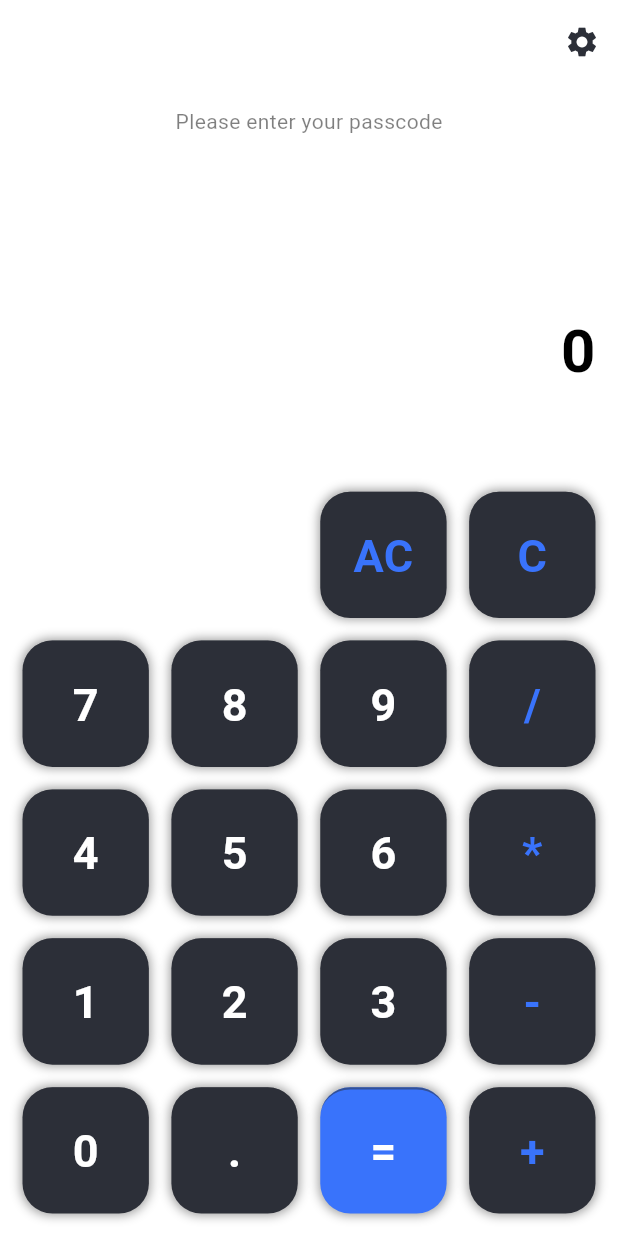
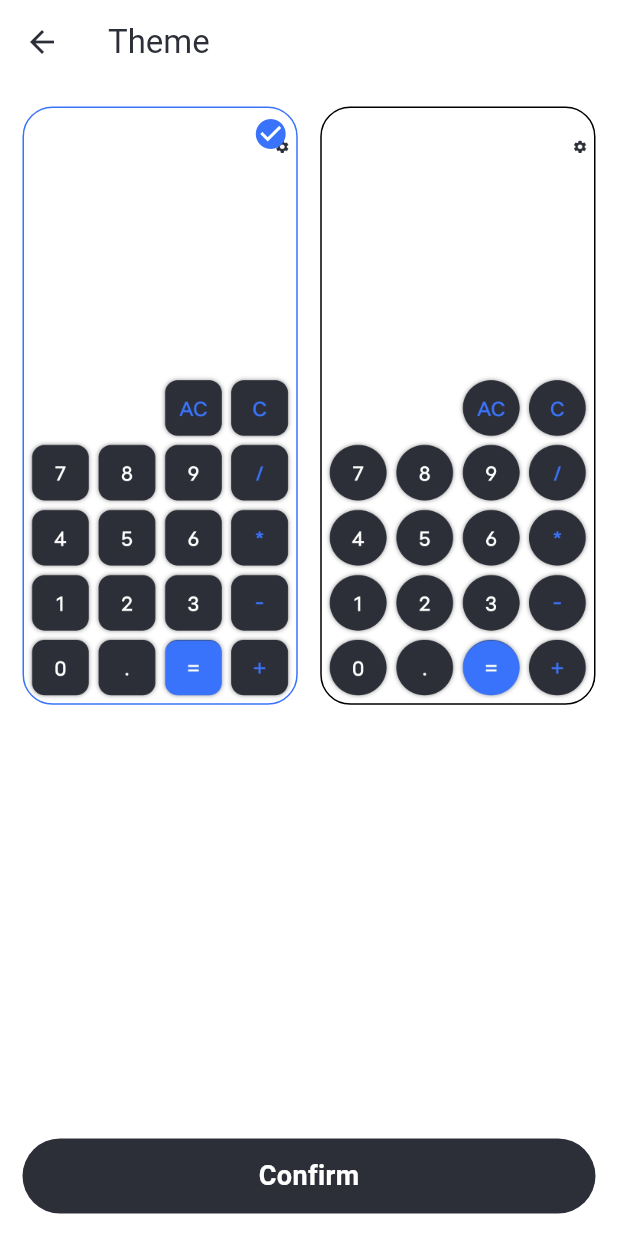
Before and after one commit to shahadat-coder/Vault-App, a Flutter app: the screen it shows after launch, scrolled down 125 dp, after a tap on "Agree & Continue", after a tap on the "settings" icon, on a phone screen of 412 x 824 dp. Run offline on Flutter 3.47's test engine with Material 3 defaults, Android fonts, the phone set to English and light mode, and no system bars; our stand-ins replace get, math_expressions, shared_preferences.

Commit message:
Theme Screen has added

```diff
--- a/lib/bindings/all_bindings.dart
+++ b/lib/bindings/all_bindings.dart
@@ -1,11 +1,12 @@
 import 'package:flutter_vault_app/controllers/calculator_controller.dart';
+import 'package:flutter_vault_app/controllers/theme_controller.dart';
 import 'package:get/get.dart';
-import 'package:get/get_instance/src/bindings_interface.dart';
 
 class AllBindings extends Bindings {
   @override
   void dependencies() {
     Get.lazyPut(()=> CalculatorController());
+    Get.lazyPut(()=> ThemeController());
   }
 
 }
--- a/lib/controllers/app_controller.dart
+++ b/lib/controllers/app_controller.dart
@@ -3,7 +3,6 @@ import 'package:flutter_vault_app/screens/calculator_screen.dart';
 import 'package:flutter_vault_app/screens/get_started.dart';
 import 'package:flutter_vault_app/utils/keys.dart';
 import 'package:get/get.dart';
-import 'package:get/get_state_manager/src/simple/get_controllers.dart';
 
 class AppController extends GetxController {
   final sharedServices = SharedServices();
--- /dev/null
+++ b/lib/controllers/theme_controller.dart
@@ -0,0 +1,16 @@
+import 'package:get/get.dart';
+
+class ThemeController extends GetxController {
+  RxInt selectedTheme = RxInt(0);
+
+  List<String> themes =  [
+    'assets/images/squre.jpg',
+    'assets/images/circle.jpg'
+  ];
+
+  changeTheme (int index){
+    selectedTheme.value = index;
+    update();
+    print('You have seleted theme ${selectedTheme.value}');
+  }
+}
--- a/lib/main.dart
+++ b/lib/main.dart
@@ -1,6 +1,9 @@
 import 'package:flutter/material.dart';
 import 'package:flutter_vault_app/bindings/all_bindings.dart';
+import 'package:flutter_vault_app/controllers/theme_controller.dart';
+import 'package:flutter_vault_app/core/services/shared_services.dart';
 import 'package:flutter_vault_app/utils/colors.dart';
+import 'package:flutter_vault_app/utils/keys.dart';
 import 'package:get/get.dart';
 import 'screens/splash_page.dart';
 import 'utils/config.dart';
@@ -10,10 +13,26 @@ void main() {
   runApp(const MyApp());
 }
 
-class MyApp extends StatelessWidget {
+class MyApp extends StatefulWidget {
   const MyApp({super.key});
 
-  // This widget is the root of your application.
+  @override
+  State<MyApp> createState() => _MyAppState();
+}
+
+class _MyAppState extends State<MyApp> {
+  final themeController = Get.put(ThemeController());
+
+  checkSelectedTheme () async {
+    SharedServices().getData(SetType.int, SharedKeys.selectedTheme).then((value){
+      themeController.selectedTheme.value = value;
+    });
+  }
+ @override
+  void initState() {
+   super.initState();
+   checkSelectedTheme ();
+  }
   @override
   Widget build(BuildContext context) {
     return GetMaterialApp(
--- a/lib/screens/calculator_screen.dart
+++ b/lib/screens/calculator_screen.dart
@@ -1,7 +1,7 @@
 import 'package:flutter/material.dart';
 import 'package:flutter_vault_app/controllers/calculator_controller.dart';
 import 'package:flutter_vault_app/widgets/custom_appBar.dart';
-import 'package:flutter_vault_app/widgets/methods/calculator_mathod.dart';
+import 'package:flutter_vault_app/widgets/methods/calculator_button.dart';
 import 'package:get/get.dart';
 
 class CalculatorScreen extends StatefulWidget {
--- /dev/null
+++ b/lib/screens/calculator_themes_screens.dart
@@ -0,0 +1,78 @@
+import 'package:flutter/material.dart';
+import 'package:flutter_vault_app/controllers/theme_controller.dart';
+import 'package:flutter_vault_app/core/services/shared_services.dart';
+import 'package:flutter_vault_app/utils/keys.dart';
+import 'package:flutter_vault_app/widgets/custom_appBar.dart';
+import 'package:flutter_vault_app/widgets/custom_button.dart';
+import 'package:get/get.dart';
+import '../utils/colors.dart';
+
+class CalculatorThemesScreen extends StatefulWidget {
+  const CalculatorThemesScreen({super.key});
+
+  @override
+  State<CalculatorThemesScreen> createState() => _CalculatorThemesScreenState();
+}
+
+class _CalculatorThemesScreenState extends State<CalculatorThemesScreen> {
+  @override
+  Widget build(BuildContext context) {
+    return Scaffold(
+      appBar: const CustomAppBar(
+        isLeading: true,
+        title: 'Theme',
+        actions: [],
+      ),
+      body: GetBuilder<ThemeController>(builder: (controller){
+        return Padding(
+          padding: const EdgeInsets.all(15),
+          child: Column(
+            mainAxisAlignment: MainAxisAlignment.spaceBetween,
+            children: [
+              GridView.builder(
+                gridDelegate: const SliverGridDelegateWithFixedCrossAxisCount(
+                    crossAxisCount: 2,
+                  childAspectRatio: .46,
+                  crossAxisSpacing: 15,
+                  mainAxisSpacing: 15,
+                ),
+
+                  itemCount: controller.themes.length,
+                  shrinkWrap: true,
+                  primary: false,
+                  itemBuilder: (context, index){
+                   return InkWell(
+                     onTap: (){
+                       controller.changeTheme(index);
+                     },
+                     child: Container(
+                       padding: const EdgeInsets.all(5),
+                       decoration: BoxDecoration(
+                         color: Colors.white,
+                         border: Border.all(
+                           color: controller.selectedTheme.value == index ? AppColors.primaryColors : Colors.black,
+                         ),
+                         borderRadius: BorderRadius.circular(20),
+                         image: DecorationImage(image: AssetImage(controller.themes[index]),fit: BoxFit.fill)
+                       ),
+                       child: controller.selectedTheme.value == index ? const Column(
+                         crossAxisAlignment: CrossAxisAlignment.end,
+                         children: [
+                           Icon(Icons.check_circle,color: AppColors.primaryColors,)
+                         ],
+                       ): const SizedBox()
+                     ),
+                   );
+                  }),
+              CustomButton(title: 'Confirm', onTap: (){
+                SharedServices().setData(SetType.int, SharedKeys.selectedTheme, controller.selectedTheme.value);
+                Get.back();
+              })
+            ],
+          ),
+        );
+      },),
+
+          );
+  }
+}
--- a/lib/utils/keys.dart
+++ b/lib/utils/keys.dart
@@ -1,3 +1,4 @@
 class SharedKeys{
   static String alreadyOpened = 'already_opened';
+  static String selectedTheme = 'selected_theme';
 }
--- a/lib/widgets/custom_appBar.dart
+++ b/lib/widgets/custom_appBar.dart
@@ -1,4 +1,5 @@
 import 'package:flutter/material.dart';
+import 'package:flutter_vault_app/screens/calculator_themes_screens.dart';
 import 'package:flutter_vault_app/utils/colors.dart';
 import 'package:get/get.dart';
 
@@ -21,12 +22,13 @@ class CustomAppBar extends StatelessWidget implements PreferredSizeWidget {
       }, icon: const Icon(Icons.arrow_back,color: AppColors.secondaryColors,)) : null,
       elevation: 0,
       title: Text(title ?? '',
-        style: TextStyle(
+        style: const TextStyle(
           color: AppColors.secondaryColors,
         ),
       ),
       actions: actions ?? [
-        IconButton(onPressed: (){}, icon: Icon(Icons.settings,color: AppColors.secondaryColors,))
+        IconButton(onPressed: ()=> Get.to(()=> const CalculatorThemesScreen()),
+            icon: const Icon(Icons.settings,color: AppColors.secondaryColors,))
       ],
     );
   }
--- /dev/null
+++ b/lib/widgets/methods/calculator_button.dart
@@ -0,0 +1,48 @@
+import 'package:flutter/material.dart';
+import 'package:flutter_vault_app/controllers/theme_controller.dart';
+import 'package:get/get.dart';
+
+import '../../controllers/calculator_controller.dart';
+import '../../utils/colors.dart';
+
+Widget calculatorButton(String button) {
+  final controller = Get.put(CalculatorController());
+  final themeController = Get.put(ThemeController());
+
+  return InkWell(
+    onTap: (){
+     controller.handleButton(button);
+    },
+    child: Obx(()=> Container(
+
+        decoration: BoxDecoration(
+            color: controller.getButtonBgColor(button),
+            borderRadius: BorderRadius.circular(themeController.selectedTheme.value == 0 ? 20 : 400),
+            border: Border(
+              top: BorderSide(
+                  color: AppColors.secondaryColors.withOpacity(.5),
+                  width: 1.5
+              ),
+
+            ),
+            boxShadow: [
+              BoxShadow(
+                  color: Colors.black.withOpacity(.4),
+                  blurRadius: 5,
+                  spreadRadius: .5
+              )
+            ]
+        ),
+        child: Center(
+          child: Text(button,
+            style: TextStyle(
+                color: controller.getButtonTextColor(button),
+                fontWeight: FontWeight.bold,
+                fontSize: 30
+            ),
+          ),
+        ),
+      ),
+    ),
+  );
+}
--- a/lib/widgets/methods/calculator_mathod.dart
+++ /dev/null
@@ -1,45 +0,0 @@
-import 'package:flutter/material.dart';
-import 'package:get/get.dart';
-
-import '../../controllers/calculator_controller.dart';
-import '../../utils/colors.dart';
-
-Widget calculatorButton(String button) {
-  final controller = Get.put(CalculatorController());
-
-
-  return InkWell(
-    onTap: (){
-     controller.handleButton(button);
-    },
-    child: Container(
-      decoration: BoxDecoration(
-          color: controller.getButtonBgColor(button),
-          borderRadius: BorderRadius.circular(20),
-          border: Border(
-            top: BorderSide(
-                color: AppColors.secondaryColors.withOpacity(.5),
-                width: 1.5
-            ),
-
-          ),
-          boxShadow: [
-            BoxShadow(
-                color: Colors.black.withOpacity(.4),
-                blurRadius: 5,
-                spreadRadius: .5
-            )
-          ]
-      ),
-      child: Center(
-        child: Text(button,
-          style: TextStyle(
-              color: controller.getButtonTextColor(button),
-              fontWeight: FontWeight.bold,
-              fontSize: 30
-          ),
-        ),
-      ),
-    ),
-  );
-}
```
Also changed, not shown: assets/images/circle.jpg (added), assets/images/squre.jpg (added). Lines whose indentation alone changed are shown as unchanged.
